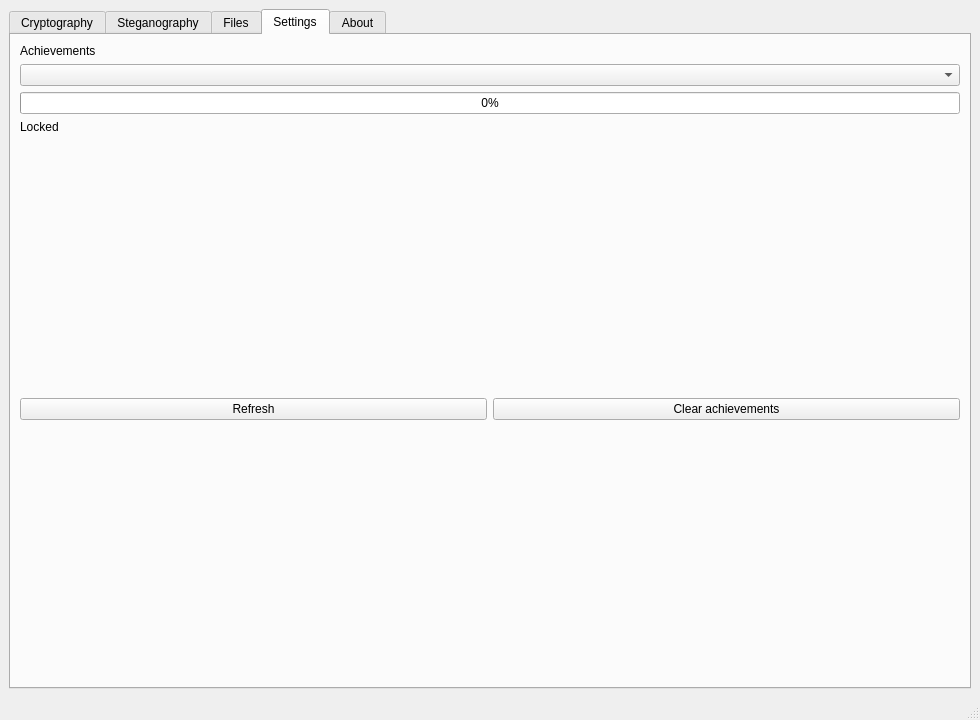
Lavoris-Sec/SecureData_Suite, file src/ui/MainWindow.ui: the form before one commit.
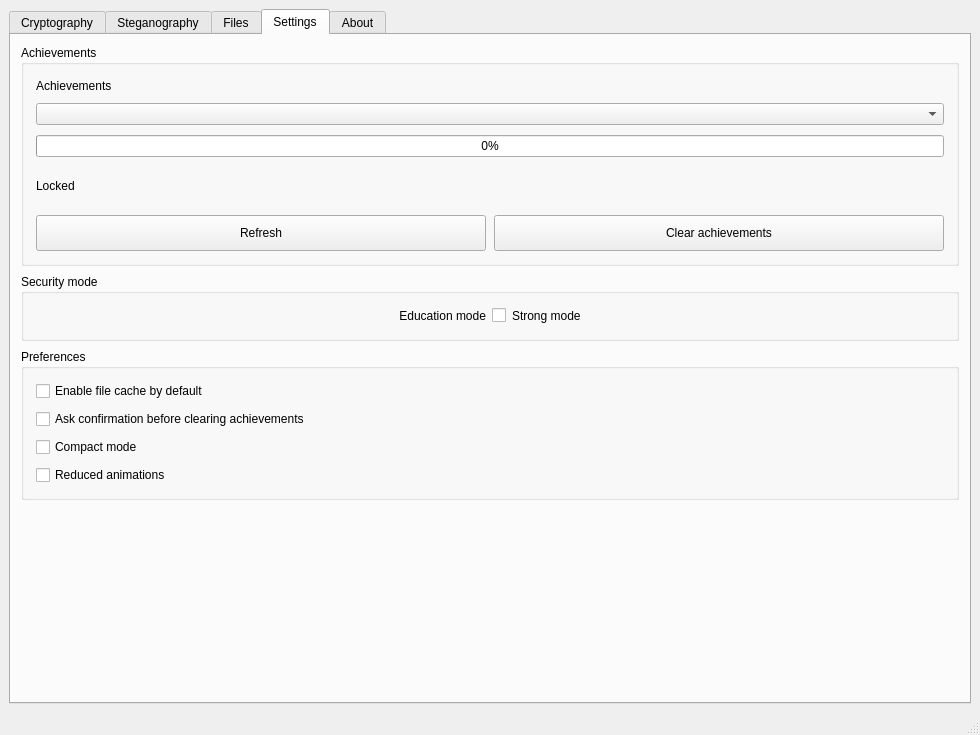
The form after the commit. The open tabs and pages were chosen to show the change.

What changed in the file:
```diff
--- a/src/ui/MainWindow.ui
+++ b/src/ui/MainWindow.ui
@@ -7,7 +7,7 @@
     <x>0</x>
     <y>0</y>
     <width>980</width>
-    <height>720</height>
+    <height>735</height>
    </rect>
   </property>
   <property name="windowTitle">
@@ -300,6 +300,42 @@
         <string>Settings</string>
        </attribute>
        <layout class="QVBoxLayout" name="layoutSettings">
+        <property name="spacing">
+         <number>8</number>
+        </property>
+        <property name="leftMargin">
+         <number>10</number>
+        </property>
+        <property name="topMargin">
+         <number>10</number>
+        </property>
+        <property name="rightMargin">
+         <number>10</number>
+        </property>
+        <property name="bottomMargin">
+         <number>8</number>
+        </property>
+       <item>
+         <widget class="QGroupBox" name="groupAchievements">
+          <property name="title">
+           <string>Achievements</string>
+          </property>
+          <layout class="QVBoxLayout" name="layoutAchievementsCard">
+           <property name="spacing">
+            <number>10</number>
+           </property>
+           <property name="leftMargin">
+            <number>12</number>
+           </property>
+           <property name="topMargin">
+            <number>14</number>
+           </property>
+           <property name="rightMargin">
+            <number>12</number>
+           </property>
+           <property name="bottomMargin">
+            <number>12</number>
+           </property>
         <item>
          <widget class="QLabel" name="labelSettingsHint">
           <property name="text">
@@ -325,6 +361,18 @@
         </item>
         <item>
          <widget class="QLabel" name="labelAchievementStatus">
+             <property name="sizePolicy">
+              <sizepolicy hsizetype="Preferred" vsizetype="Fixed">
+               <horstretch>0</horstretch>
+               <verstretch>0</verstretch>
+              </sizepolicy>
+             </property>
+             <property name="minimumSize">
+              <size>
+               <width>0</width>
+               <height>38</height>
+              </size>
+             </property>
           <property name="text">
            <string>Locked</string>
           </property>
@@ -333,23 +381,19 @@
           </property>
          </widget>
         </item>
-        <item>
-         <spacer name="verticalSpacerAchievementsTopButtons">
-          <property name="orientation">
-           <enum>Qt::Vertical</enum>
-          </property>
-          <property name="sizeHint" stdset="0">
-           <size>
-            <width>20</width>
-            <height>80</height>
-           </size>
-          </property>
-         </spacer>
-        </item>
         <item>
          <layout class="QHBoxLayout" name="layoutAchievementButtons">
+             <property name="spacing">
+              <number>8</number>
+             </property>
           <item>
            <widget class="QPushButton" name="btnRefreshAchievements">
+               <property name="minimumSize">
+                <size>
+                 <width>0</width>
+                 <height>36</height>
+                </size>
+               </property>
             <property name="text">
              <string>Refresh</string>
             </property>
@@ -357,6 +401,12 @@
           </item>
           <item>
            <widget class="QPushButton" name="btnResetAchievements">
+               <property name="minimumSize">
+                <size>
+                 <width>0</width>
+                 <height>36</height>
+                </size>
+               </property>
             <property name="text">
              <string>Clear achievements</string>
             </property>
@@ -364,15 +414,144 @@
           </item>
          </layout>
         </item>
+          </layout>
+         </widget>
+        </item>
         <item>
-         <spacer name="verticalSpacerSettings">
+         <widget class="QGroupBox" name="groupSecurityMode">
+          <property name="title">
+           <string>Security mode</string>
+          </property>
+          <layout class="QHBoxLayout" name="layoutSecurityModeCard">
+           <property name="leftMargin">
+            <number>12</number>
+           </property>
+           <property name="topMargin">
+            <number>12</number>
+           </property>
+           <property name="rightMargin">
+            <number>12</number>
+           </property>
+           <property name="bottomMargin">
+            <number>12</number>
+           </property>
+           <item>
+            <spacer name="horizontalSpacerModeLeft">
           <property name="orientation">
-           <enum>Qt::Vertical</enum>
+              <enum>Qt::Orientation::Horizontal</enum>
+             </property>
+             <property name="sizeHint" stdset="0">
+              <size>
+               <width>40</width>
+               <height>20</height>
+              </size>
+             </property>
+            </spacer>
+           </item>
+           <item>
+            <widget class="QLabel" name="labelModeEducation">
+             <property name="text">
+              <string>Education mode</string>
+             </property>
+             <property name="alignment">
+              <set>Qt::AlignmentFlag::AlignRight|Qt::AlignmentFlag::AlignTrailing|Qt::AlignmentFlag::AlignVCenter</set>
+             </property>
+            </widget>
+           </item>
+           <item>
+            <widget class="QCheckBox" name="switchSecurityMode">
+             <property name="text">
+              <string/>
+             </property>
+            </widget>
+           </item>
+           <item>
+            <widget class="QLabel" name="labelModeStrong">
+             <property name="text">
+              <string>Strong mode</string>
+             </property>
+             <property name="alignment">
+              <set>Qt::AlignmentFlag::AlignLeading|Qt::AlignmentFlag::AlignLeft|Qt::AlignmentFlag::AlignVCenter</set>
+             </property>
+            </widget>
+           </item>
+           <item>
+            <spacer name="horizontalSpacerModeRight">
+             <property name="orientation">
+              <enum>Qt::Orientation::Horizontal</enum>
+             </property>
+             <property name="sizeHint" stdset="0">
+              <size>
+               <width>40</width>
+               <height>20</height>
+              </size>
+             </property>
+            </spacer>
+           </item>
+          </layout>
+         </widget>
+        </item>
+        <item>
+         <widget class="QGroupBox" name="groupPreferences">
+          <property name="title">
+           <string>Preferences</string>
+          </property>
+          <layout class="QVBoxLayout" name="layoutPreferences">
+           <property name="spacing">
+            <number>8</number>
+           </property>
+           <property name="leftMargin">
+            <number>12</number>
+           </property>
+           <property name="topMargin">
+            <number>12</number>
+           </property>
+           <property name="rightMargin">
+            <number>12</number>
+           </property>
+           <property name="bottomMargin">
+            <number>12</number>
+           </property>
+           <item>
+            <widget class="QCheckBox" name="checkDefaultCacheEnabled">
+             <property name="text">
+              <string>Enable file cache by default</string>
+             </property>
+            </widget>
+           </item>
+           <item>
+            <widget class="QCheckBox" name="checkConfirmResetAchievements">
+             <property name="text">
+              <string>Ask confirmation before clearing achievements</string>
+             </property>
+            </widget>
+           </item>
+           <item>
+            <widget class="QCheckBox" name="checkCompactMode">
+             <property name="text">
+              <string>Compact mode</string>
+             </property>
+            </widget>
+           </item>
+           <item>
+            <widget class="QCheckBox" name="checkReducedAnimations">
+             <property name="text">
+              <string>Reduced animations</string>
+             </property>
+            </widget>
+           </item>
+          </layout>
+         </widget>
+        </item>
+        <item>
+         <spacer name="verticalSpacerBottomSettings">
+          <property name="orientation">
+           <enum>Qt::Orientation::Vertical</enum>
           </property>
           <property name="sizeHint" stdset="0">
            <size>
             <width>20</width>
-            <height>40</height>
+            <height>1</height>
            </size>
           </property>
          </spacer>
```
Left out of the diff: 214 changed lines with no effect on the pictures. Lines whose indentation alone changed are shown as unchanged.
